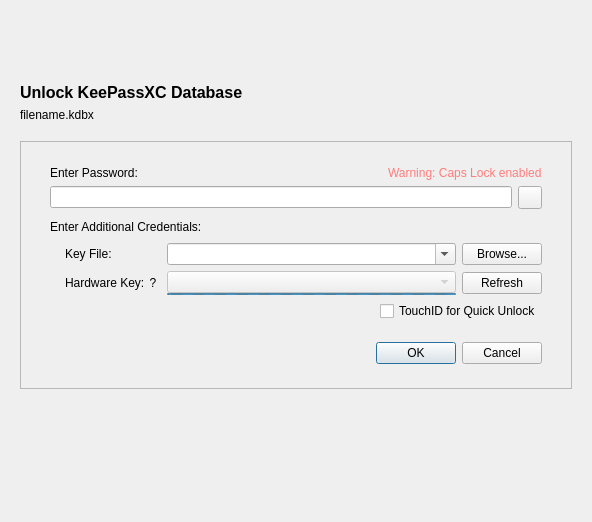
The window that src/gui/DatabaseOpenWidget.ui (viktorsieger/keepassxc) describes before a commit, drawn with Qt 5.
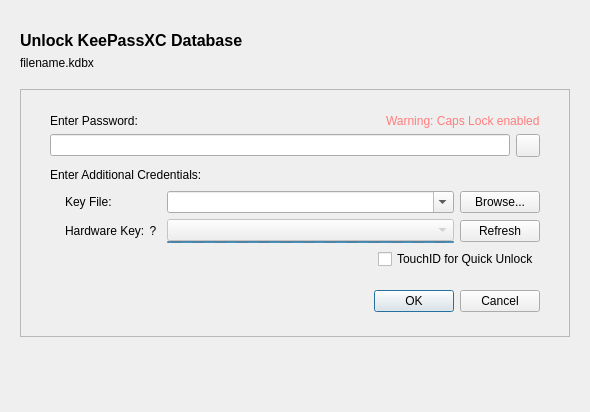
The same window after the commit. Custom widgets are drawn as their Qt base class.

Commit message: Implement Caps Lock check on macOS and override event() instead of polling every 50ms

Patch:
```diff
--- a/src/gui/DatabaseOpenWidget.ui
+++ b/src/gui/DatabaseOpenWidget.ui
@@ -2,14 +2,6 @@
 <ui version="4.0">
  <class>DatabaseOpenWidget</class>
  <widget class="QWidget" name="DatabaseOpenWidget">
-  <property name="geometry">
-   <rect>
-    <x>0</x>
-    <y>0</y>
-    <width>592</width>
-    <height>522</height>
-   </rect>
-  </property>
   <property name="accessibleName">
    <string>Unlock KeePassXC Database</string>
   </property>
```
The commit also changes 2 other files.
